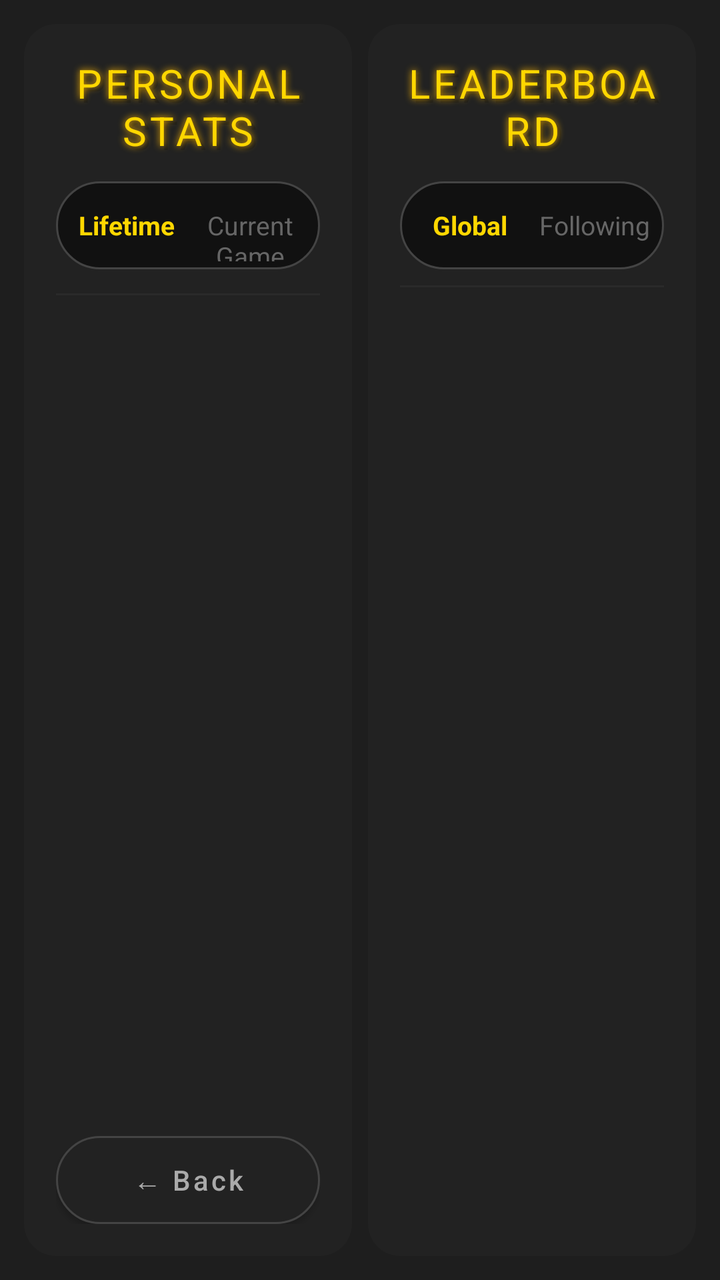
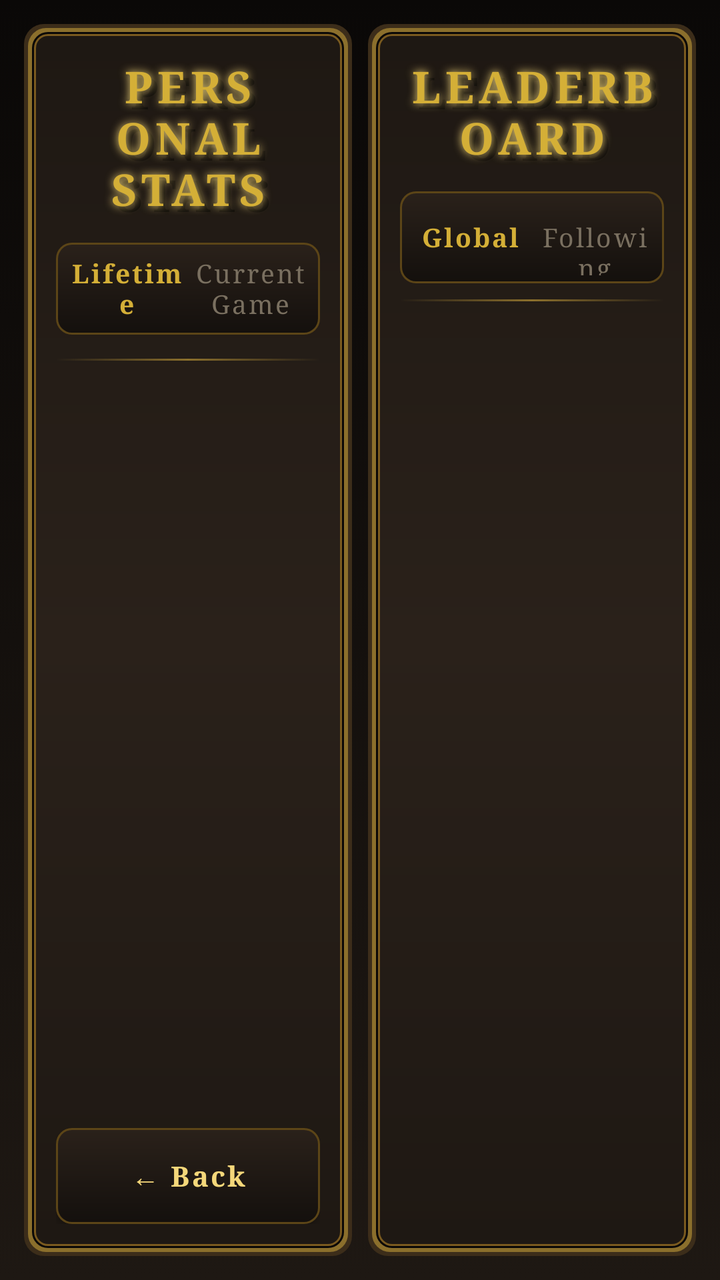

Compare the two renders of this Android layout. The source of the first and the diff that turns it into the second are given below.
<!-- AndroidManifest.xml: activity theme Theme.MaterialComponents.DayNight.NoActionBar -->
<!-- res/layout/activity_stats.xml -->
<?xml version="1.0" encoding="utf-8"?>
<LinearLayout xmlns:android="http://schemas.android.com/apk/res/android"
    xmlns:app="http://schemas.android.com/apk/res-auto"
    xmlns:tools="http://schemas.android.com/tools"
    android:layout_width="match_parent"
    android:layout_height="match_parent"
    android:orientation="horizontal"
    android:background="#1E1E1E"
    android:padding="12dp">

    
    <LinearLayout
        android:layout_width="0dp"
        android:layout_height="match_parent"
        android:layout_weight="1"
        android:orientation="vertical"
        android:background="@drawable/rounded_dialog_bg"
        android:padding="16dp"
        android:layout_marginEnd="8dp">

        
        <FrameLayout
            android:layout_width="match_parent"
            android:layout_height="wrap_content"
            android:layout_marginBottom="12dp">

            <TextView
                android:layout_width="match_parent"
                android:layout_height="wrap_content"
                android:text="Personal Stats"
                android:textAllCaps="true"
                android:textSize="20sp"
                android:textColor="#33000000"
                android:gravity="center"
                android:letterSpacing="0.08"
                android:translationX="2dp"
                android:translationY="2dp"
                tools:ignore="HardcodedText"/>

            <TextView
                android:layout_width="match_parent"
                android:layout_height="wrap_content"
                android:text="Personal Stats"
                android:textAllCaps="true"
                android:textSize="20sp"
                android:textColor="#FFD700"
                android:gravity="center"
                android:letterSpacing="0.08"
                android:shadowColor="#FFB700"
                android:shadowDx="0"
                android:shadowDy="0"
                android:shadowRadius="8"
                tools:ignore="HardcodedText"/>

        </FrameLayout>

        
        <LinearLayout
            android:layout_width="match_parent"
            android:layout_height="wrap_content"
            android:orientation="horizontal"
            android:layout_marginBottom="12dp"
            android:background="@drawable/dialog_bg"
            android:padding="4dp">

            <TextView
                android:id="@+id/tab_lifetime"
                android:layout_width="0dp"
                android:layout_height="36dp"
                android:layout_weight="1"
                android:text="Lifetime"
                android:textColor="#FFD700"
                android:textSize="13sp"
                android:textStyle="bold"
                android:gravity="center"
                android:clickable="true"
                android:focusable="true"
                tools:ignore="HardcodedText"/>

            <TextView
                android:id="@+id/tab_current"
                android:layout_width="0dp"
                android:layout_height="36dp"
                android:layout_weight="1"
                android:text="Current Game"
                android:textColor="#666666"
                android:textSize="13sp"
                android:gravity="center"
                android:clickable="true"
                android:focusable="true"
                tools:ignore="HardcodedText"/>

        </LinearLayout>

        <View
            android:layout_width="match_parent"
            android:layout_height="1dp"
            android:background="#2A2A2A"
            android:layout_marginBottom="12dp"/>

        
        <ScrollView
            android:layout_width="match_parent"
            android:layout_height="0dp"
            android:layout_weight="1"
            android:scrollbars="none">

            <LinearLayout
                android:id="@+id/stats_container"
                android:layout_width="match_parent"
                android:layout_height="wrap_content"
                android:orientation="vertical"/>

        </ScrollView>

        
        <com.google.android.material.button.MaterialButton
            android:id="@+id/btn_back_stats"
            android:layout_width="match_parent"
            android:layout_height="44dp"
            android:layout_marginTop="12dp"
            android:text="← Back"
            android:textAllCaps="false"
            android:textColor="#AAAAAA"
            android:textSize="14sp"
            android:insetTop="0dp"
            android:insetBottom="0dp"
            app:cornerRadius="22dp"
            app:strokeWidth="1dp"
            app:strokeColor="#444444"
            app:backgroundTint="@color/darkGray"
            tools:ignore="HardcodedText"/>

    </LinearLayout>

    
    <LinearLayout
        android:layout_width="0dp"
        android:layout_height="match_parent"
        android:layout_weight="1"
        android:orientation="vertical"
        android:background="@drawable/rounded_dialog_bg"
        android:padding="16dp">

        
        <FrameLayout
            android:layout_width="match_parent"
            android:layout_height="wrap_content"
            android:layout_marginBottom="12dp">

            <TextView
                android:layout_width="match_parent"
                android:layout_height="wrap_content"
                android:text="Leaderboard"
                android:textAllCaps="true"
                android:textSize="20sp"
                android:textColor="#33000000"
                android:gravity="center"
                android:letterSpacing="0.08"
                android:translationX="2dp"
                android:translationY="2dp"
                tools:ignore="HardcodedText"/>

            <TextView
                android:layout_width="match_parent"
                android:layout_height="wrap_content"
                android:text="Leaderboard"
                android:textAllCaps="true"
                android:textSize="20sp"
                android:textColor="#FFD700"
                android:gravity="center"
                android:letterSpacing="0.08"
                android:shadowColor="#FFB700"
                android:shadowDx="0"
                android:shadowDy="0"
                android:shadowRadius="8"
                tools:ignore="HardcodedText"/>

        </FrameLayout>

        
        <LinearLayout
            android:layout_width="match_parent"
            android:layout_height="wrap_content"
            android:orientation="horizontal"
            android:layout_marginBottom="8dp"
            android:background="@drawable/dialog_bg"
            android:padding="4dp">

            <TextView
                android:id="@+id/tab_global"
                android:layout_width="0dp"
                android:layout_height="36dp"
                android:layout_weight="1"
                android:text="Global"
                android:textColor="#FFD700"
                android:textSize="13sp"
                android:textStyle="bold"
                android:gravity="center"
                android:clickable="true"
                android:focusable="true"
                tools:ignore="HardcodedText"/>

            <TextView
                android:id="@+id/tab_following"
                android:layout_width="0dp"
                android:layout_height="36dp"
                android:layout_weight="1"
                android:text="Following"
                android:textColor="#666666"
                android:textSize="13sp"
                android:gravity="center"
                android:clickable="true"
                android:focusable="true"
                tools:ignore="HardcodedText"/>

        </LinearLayout>

        
        <LinearLayout
            android:id="@+id/search_bar_container"
            android:layout_width="match_parent"
            android:layout_height="wrap_content"
            android:orientation="horizontal"
            android:gravity="center_vertical"
            android:background="@drawable/dialog_bg"
            android:paddingHorizontal="12dp"
            android:paddingVertical="4dp"
            android:layout_marginBottom="8dp"
            android:visibility="gone">

            <android.widget.EditText
                android:id="@+id/search_input"
                android:layout_width="0dp"
                android:layout_height="36dp"
                android:layout_weight="1"
                android:hint="Search username..."
                android:textColor="#FFFFFF"
                android:textColorHint="#555555"
                android:textSize="13sp"
                android:background="@null"
                android:singleLine="true"
                android:imeOptions="actionSearch"
                android:inputType="text"/>

            <com.google.android.material.button.MaterialButton
                android:id="@+id/btn_search"
                android:layout_width="wrap_content"
                android:layout_height="32dp"
                android:text="Search"
                android:textAllCaps="false"
                android:textColor="#FFD700"
                android:textSize="12sp"
                android:insetTop="0dp"
                android:insetBottom="0dp"
                app:cornerRadius="16dp"
                app:strokeWidth="1dp"
                app:strokeColor="#FFD700"
                app:backgroundTint="@color/darkGray"
                tools:ignore="HardcodedText"/>

        </LinearLayout>

        <View
            android:layout_width="match_parent"
            android:layout_height="1dp"
            android:background="#2A2A2A"
            android:layout_marginBottom="8dp"/>

        
        <androidx.recyclerview.widget.RecyclerView
            android:id="@+id/leaderboard_recycler"
            android:layout_width="match_parent"
            android:layout_height="0dp"
            android:layout_weight="1"
            android:scrollbars="none"/>

        
        <ProgressBar
            android:id="@+id/leaderboard_loading"
            android:layout_width="32dp"
            android:layout_height="32dp"
            android:layout_gravity="center_horizontal"
            android:indeterminateTint="#FFD700"
            android:visibility="gone"/>

        
        <TextView
            android:id="@+id/leaderboard_empty"
            android:layout_width="match_parent"
            android:layout_height="wrap_content"
            android:text="No players found"
            android:textColor="#444444"
            android:textSize="14sp"
            android:gravity="center"
            android:paddingVertical="32dp"
            android:visibility="gone"
            tools:ignore="HardcodedText"/>

    </LinearLayout>

</LinearLayout>
<!-- resources referenced by this layout -->
<resources>
  <color name="darkGray">#222222</color>
  <!-- drawable dialog_bg (drawable) -->
  <?xml version="1.0" encoding="utf-8"?>
  <shape xmlns:android="http://schemas.android.com/apk/res/android"
      android:shape="rectangle">
  
      <solid android:color="#EE111111" />
  
      <corners android:radius="24dp" />
  
      <stroke
          android:width="1dp"
          android:color="#444444" />
  
  </shape>
  <!-- drawable rounded_dialog_bg (drawable) -->
  <shape xmlns:android="http://schemas.android.com/apk/res/android"
      android:shape="rectangle">
      <solid android:color="#222222"/>
      <corners android:radius="16dp"/>
  </shape>
</resources>

<!-- the commit's change to res/layout/activity_stats.xml (unified diff, before → after) -->
@@ -5,7 +5,7 @@
     android:layout_width="match_parent"
     android:layout_height="match_parent"
     android:orientation="horizontal"
-    android:background="#1E1E1E"
+    android:background="@drawable/game_background"
     android:padding="12dp">
 
     
@@ -29,12 +29,14 @@
                 android:layout_height="wrap_content"
                 android:text="Personal Stats"
                 android:textAllCaps="true"
-                android:textSize="20sp"
-                android:textColor="#33000000"
-                android:gravity="center"
-                android:letterSpacing="0.08"
-                android:translationX="2dp"
-                android:translationY="2dp"
+                android:textSize="22sp"
+                android:textStyle="bold"
+                android:fontFamily="serif"
+                android:textColor="#66000000"
+                android:gravity="center"
+                android:letterSpacing="0.1"
+                android:translationX="3dp"
+                android:translationY="3dp"
                 tools:ignore="HardcodedText"/>
 
             <TextView
@@ -42,14 +44,16 @@
                 android:layout_height="wrap_content"
                 android:text="Personal Stats"
                 android:textAllCaps="true"
-                android:textSize="20sp"
-                android:textColor="#FFD700"
-                android:gravity="center"
-                android:letterSpacing="0.08"
-                android:shadowColor="#FFB700"
+                android:textSize="22sp"
+                android:textStyle="bold"
+                android:fontFamily="serif"
+                android:textColor="@color/gold_bright"
+                android:gravity="center"
+                android:letterSpacing="0.1"
+                android:shadowColor="@color/gold_glow"
                 android:shadowDx="0"
                 android:shadowDy="0"
-                android:shadowRadius="8"
+                android:shadowRadius="10"
                 tools:ignore="HardcodedText"/>
 
         </FrameLayout>
@@ -66,12 +70,14 @@
             <TextView
                 android:id="@+id/tab_lifetime"
                 android:layout_width="0dp"
-                android:layout_height="36dp"
+                android:layout_height="38dp"
                 android:layout_weight="1"
                 android:text="Lifetime"
-                android:textColor="#FFD700"
-                android:textSize="13sp"
-                android:textStyle="bold"
+                android:textColor="@color/gold_bright"
+                android:textSize="13sp"
+                android:textStyle="bold"
+                android:fontFamily="serif"
+                android:letterSpacing="0.08"
                 android:gravity="center"
                 android:clickable="true"
                 android:focusable="true"
@@ -80,11 +86,13 @@
             <TextView
                 android:id="@+id/tab_current"
                 android:layout_width="0dp"
-                android:layout_height="36dp"
+                android:layout_height="38dp"
                 android:layout_weight="1"
                 android:text="Current Game"
-                android:textColor="#666666"
-                android:textSize="13sp"
+                android:textColor="@color/bone_muted"
+                android:textSize="13sp"
+                android:fontFamily="serif"
+                android:letterSpacing="0.08"
                 android:gravity="center"
                 android:clickable="true"
                 android:focusable="true"
@@ -95,7 +103,7 @@
         <View
             android:layout_width="match_parent"
             android:layout_height="1dp"
-            android:background="#2A2A2A"
+            android:background="@drawable/divider_gold"
             android:layout_marginBottom="12dp"/>
 
         
@@ -117,18 +125,19 @@
         <com.google.android.material.button.MaterialButton
             android:id="@+id/btn_back_stats"
             android:layout_width="match_parent"
-            android:layout_height="44dp"
+            android:layout_height="48dp"
             android:layout_marginTop="12dp"
             android:text="← Back"
             android:textAllCaps="false"
-            android:textColor="#AAAAAA"
+            android:textColor="@color/gold_glow"
             android:textSize="14sp"
+            android:textStyle="bold"
+            android:fontFamily="serif"
+            android:letterSpacing="0.08"
             android:insetTop="0dp"
             android:insetBottom="0dp"
-            app:cornerRadius="22dp"
-            app:strokeWidth="1dp"
-            app:strokeColor="#444444"
-            app:backgroundTint="@color/darkGray"
+            app:backgroundTint="@null"
+            android:background="@drawable/btn_gothic_secondary"
             tools:ignore="HardcodedText"/>
 
     </LinearLayout>
@@ -153,12 +162,14 @@
                 android:layout_height="wrap_content"
                 android:text="Leaderboard"
                 android:textAllCaps="true"
-                android:textSize="20sp"
-                android:textColor="#33000000"
-                android:gravity="center"
-                android:letterSpacing="0.08"
-                android:translationX="2dp"
-                android:translationY="2dp"
+                android:textSize="22sp"
+                android:textStyle="bold"
+                android:fontFamily="serif"
+                android:textColor="#66000000"
+                android:gravity="center"
+                android:letterSpacing="0.1"
+                android:translationX="3dp"
+                android:translationY="3dp"
                 tools:ignore="HardcodedText"/>
 
             <TextView
@@ -166,14 +177,16 @@
                 android:layout_height="wrap_content"
                 android:text="Leaderboard"
                 android:textAllCaps="true"
-                android:textSize="20sp"
-                android:textColor="#FFD700"
-                android:gravity="center"
-                android:letterSpacing="0.08"
-                android:shadowColor="#FFB700"
+                android:textSize="22sp"
+                android:textStyle="bold"
+                android:fontFamily="serif"
+                android:textColor="@color/gold_bright"
+                android:gravity="center"
+                android:letterSpacing="0.1"
+                android:shadowColor="@color/gold_glow"
                 android:shadowDx="0"
                 android:shadowDy="0"
-                android:shadowRadius="8"
+                android:shadowRadius="10"
                 tools:ignore="HardcodedText"/>
 
         </FrameLayout>
@@ -190,12 +203,14 @@
             <TextView
                 android:id="@+id/tab_global"
                 android:layout_width="0dp"
-                android:layout_height="36dp"
+                android:layout_height="38dp"
                 android:layout_weight="1"
                 android:text="Global"
-                android:textColor="#FFD700"
-                android:textSize="13sp"
-                android:textStyle="bold"
+                android:textColor="@color/gold_bright"
+                android:textSize="13sp"
+                android:textStyle="bold"
+                android:fontFamily="serif"
+                android:letterSpacing="0.08"
                 android:gravity="center"
                 android:clickable="true"
                 android:focusable="true"
@@ -204,11 +219,13 @@
             <TextView
                 android:id="@+id/tab_following"
                 android:layout_width="0dp"
-                android:layout_height="36dp"
+                android:layout_height="38dp"
                 android:layout_weight="1"
                 android:text="Following"
-                android:textColor="#666666"
-                android:textSize="13sp"
+                android:textColor="@color/bone_muted"
+                android:textSize="13sp"
+                android:fontFamily="serif"
+                android:letterSpacing="0.08"
                 android:gravity="center"
                 android:clickable="true"
                 android:focusable="true"
@@ -232,12 +249,13 @@
             <android.widget.EditText
                 android:id="@+id/search_input"
                 android:layout_width="0dp"
-                android:layout_height="36dp"
+                android:layout_height="38dp"
                 android:layout_weight="1"
                 android:hint="Search username..."
-                android:textColor="#FFFFFF"
-                android:textColorHint="#555555"
-                android:textSize="13sp"
+                android:textColor="@color/bone_white"
+                android:textColorHint="@color/bone_muted"
+                android:textSize="13sp"
+                android:fontFamily="serif"
                 android:background="@null"
                 android:singleLine="true"
                 android:imeOptions="actionSearch"
@@ -246,17 +264,20 @@
             <com.google.android.material.button.MaterialButton
                 android:id="@+id/btn_search"
                 android:layout_width="wrap_content"
-                android:layout_height="32dp"
+                android:layout_height="34dp"
                 android:text="Search"
                 android:textAllCaps="false"
-                android:textColor="#FFD700"
+                android:textColor="@color/gold_glow"
                 android:textSize="12sp"
+                android:textStyle="bold"
+                android:fontFamily="serif"
+                android:letterSpacing="0.06"
                 android:insetTop="0dp"
                 android:insetBottom="0dp"
-                app:cornerRadius="16dp"
-                app:strokeWidth="1dp"
-                app:strokeColor="#FFD700"
-                app:backgroundTint="@color/darkGray"
+                android:paddingStart="14dp"
+                android:paddingEnd="14dp"
+                app:backgroundTint="@null"
+                android:background="@drawable/btn_gothic_secondary"
                 tools:ignore="HardcodedText"/>
 
         </LinearLayout>
@@ -264,7 +285,7 @@
         <View
             android:layout_width="match_parent"
             android:layout_height="1dp"
-            android:background="#2A2A2A"
+            android:background="@drawable/divider_gold"
             android:layout_marginBottom="8dp"/>
 
         
@@ -281,7 +302,7 @@
             android:layout_width="32dp"
             android:layout_height="32dp"
             android:layout_gravity="center_horizontal"
-            android:indeterminateTint="#FFD700"
+            android:indeterminateTint="@color/gold_bright"
             android:visibility="gone"/>
 
         
@@ -290,8 +311,10 @@
             android:layout_width="match_parent"
             android:layout_height="wrap_content"
             android:text="No players found"
-            android:textColor="#444444"
+            android:textColor="@color/bone_faint"
             android:textSize="14sp"
+            android:textStyle="italic"
+            android:fontFamily="serif"
             android:gravity="center"
             android:paddingVertical="32dp"
             android:visibility="gone"
<!-- resource entries referenced after the edit -->
@@ -1,25 +1,172 @@
 <!-- resources referenced by this layout -->
 <resources>
-  <color name="darkGray">#222222</color>
+  <color name="bone_faint">#4A4338</color>
+  <color name="bone_muted">#7A7060</color>
+  <color name="bone_white">#EAE0CA</color>
+  <color name="gold_bright">#D4AF37</color>
+  <color name="gold_glow">#F4D77A</color>
+  <!-- drawable btn_gothic_secondary (drawable) -->
+  <?xml version="1.0" encoding="utf-8"?>
+  <ripple xmlns:android="http://schemas.android.com/apk/res/android"
+      android:color="@color/gold_translucent">
+  
+      <item android:id="@android:id/mask">
+          <shape android:shape="rectangle">
+              <solid android:color="@color/gold_bright"/>
+              <corners android:radius="8dp"/>
+          </shape>
+      </item>
+  
+      <item>
+          <layer-list>
+              <item>
+                  <shape android:shape="rectangle">
+                      <solid android:color="@color/border_gold_inner"/>
+                      <corners android:radius="8dp"/>
+                  </shape>
+              </item>
+              <item
+                  android:left="1dp" android:top="1dp"
+                  android:right="1dp" android:bottom="1dp">
+                  <shape android:shape="rectangle">
+                      <gradient
+                          android:type="linear"
+                          android:angle="270"
+                          android:startColor="@color/bg_surface_alt"
+                          android:endColor="@color/bg_base"/>
+                      <corners android:radius="7dp"/>
+                  </shape>
+              </item>
+          </layer-list>
+      </item>
+  
+  </ripple>
   <!-- drawable dialog_bg (drawable) -->
   <?xml version="1.0" encoding="utf-8"?>
-  <shape xmlns:android="http://schemas.android.com/apk/res/android"
-      android:shape="rectangle">
+  <layer-list xmlns:android="http://schemas.android.com/apk/res/android">
   
-      <solid android:color="#EE111111" />
+      <item>
+          <shape android:shape="rectangle">
+              <solid android:color="@color/border_gold_inner"/>
+              <corners android:radius="8dp"/>
+          </shape>
+      </item>
   
-      <corners android:radius="24dp" />
+      <item
+          android:left="1dp"
+          android:top="1dp"
+          android:right="1dp"
+          android:bottom="1dp">
+          <shape android:shape="rectangle">
+              <gradient
+                  android:type="linear"
+                  android:angle="270"
+                  android:startColor="@color/bg_surface_alt"
+                  android:endColor="@color/bg_base"/>
+              <corners android:radius="7dp"/>
+          </shape>
+      </item>
   
-      <stroke
-          android:width="1dp"
-          android:color="#444444" />
+  </layer-list>
+  <!-- drawable divider_gold (drawable) -->
+  <?xml version="1.0" encoding="utf-8"?>
+  <shape xmlns:android="http://schemas.android.com/apk/res/android">
+      <size android:height="1dp"/>
+      <gradient
+          android:type="linear"
+          android:angle="0"
+          android:startColor="#00000000"
+          android:centerColor="@color/border_gold"
+          android:endColor="#00000000"/>
+  </shape>
+  <!-- drawable game_background (drawable) -->
+  <?xml version="1.0" encoding="utf-8"?>
+  <selector xmlns:android="http://schemas.android.com/apk/res/android">
+      <item>
+          <shape>
+              <gradient
+                  android:type="linear"
+                  android:angle="270"
+                  android:startColor="@color/bg_deepest"
+                  android:centerColor="@color/bg_base"
+                  android:endColor="@color/bg_surface"/>
+          </shape>
+      </item>
+  </selector>
+  <!-- drawable rounded_dialog_bg (drawable) -->
+  <?xml version="1.0" encoding="utf-8"?>
+  <layer-list xmlns:android="http://schemas.android.com/apk/res/android">
   
-  </shape>
-  <!-- drawable rounded_dialog_bg (drawable) -->
-  <shape xmlns:android="http://schemas.android.com/apk/res/android"
-      android:shape="rectangle">
-      <solid android:color="#222222"/>
-      <corners android:radius="16dp"/>
-  </shape>
+      
+      <item>
+          <shape android:shape="rectangle">
+              <solid android:color="@color/border_gold_outer"/>
+              <corners android:radius="10dp"/>
+          </shape>
+      </item>
+  
+      
+      <item
+          android:left="2dp"
+          android:top="2dp"
+          android:right="2dp"
+          android:bottom="2dp">
+          <shape android:shape="rectangle">
+              <solid android:color="@color/border_gold"/>
+              <corners android:radius="9dp"/>
+          </shape>
+      </item>
+  
+      
+      <item
+          android:left="4dp"
+          android:top="4dp"
+          android:right="4dp"
+          android:bottom="4dp">
+          <shape android:shape="rectangle">
+              <solid android:color="@color/bg_deepest"/>
+              <corners android:radius="8dp"/>
+          </shape>
+      </item>
+  
+      
+      <item
+          android:left="5dp"
+          android:top="5dp"
+          android:right="5dp"
+          android:bottom="5dp">
+          <shape android:shape="rectangle">
+              <solid android:color="@color/gold_deep"/>
+              <corners android:radius="7dp"/>
+          </shape>
+      </item>
+  
+      
+      <item
+          android:left="6dp"
+          android:top="6dp"
+          android:right="6dp"
+          android:bottom="6dp">
+          <shape android:shape="rectangle">
+              <gradient
+                  android:type="linear"
+                  android:angle="270"
+                  android:startColor="@color/bg_surface"
+                  android:centerColor="@color/bg_surface_alt"
+                  android:endColor="@color/bg_surface"/>
+              <corners android:radius="6dp"/>
+          </shape>
+      </item>
+  
+  </layer-list>
+  <color name="gold_translucent">#33D4AF37</color>
+  <color name="border_gold_inner">#5C4517</color>
+  <color name="bg_surface_alt">#2A211A</color>
+  <color name="bg_base">#14100D</color>
+  <color name="border_gold">#8B6F2C</color>
+  <color name="bg_deepest">#0A0807</color>
+  <color name="bg_surface">#1E1813</color>
+  <color name="border_gold_outer">#3C2D1A</color>
+  <color name="gold_deep">#7A5A1F</color>
 </resources>
 
